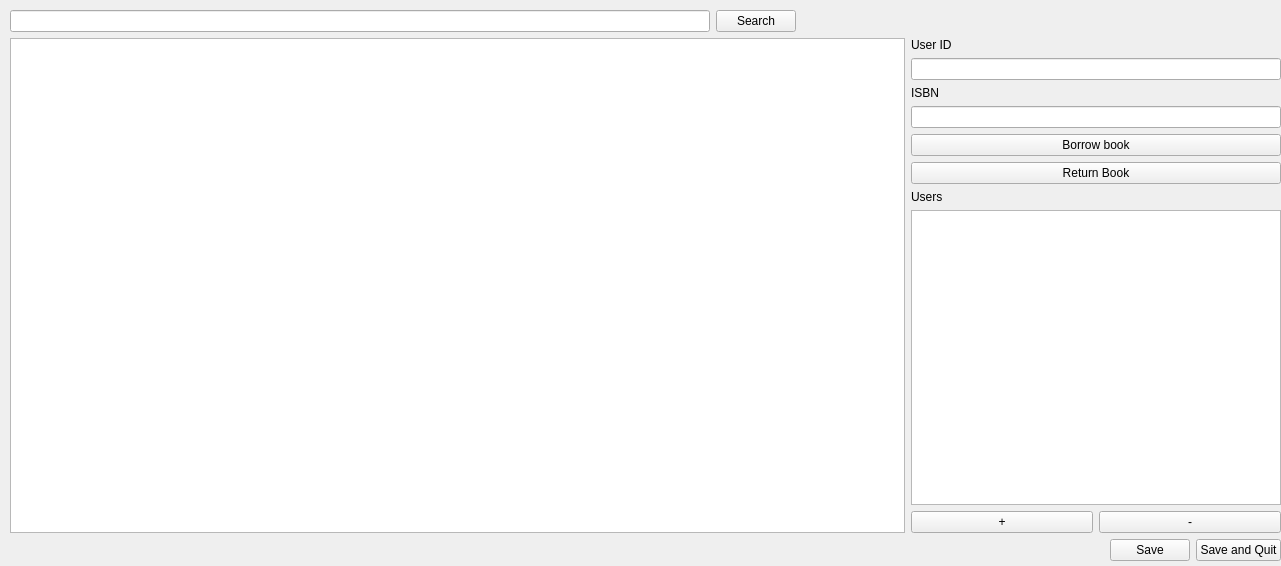
Old version of the form LibraryManagement/useroptions.ui in the repository Alex-BusNet/LibraryManagement.
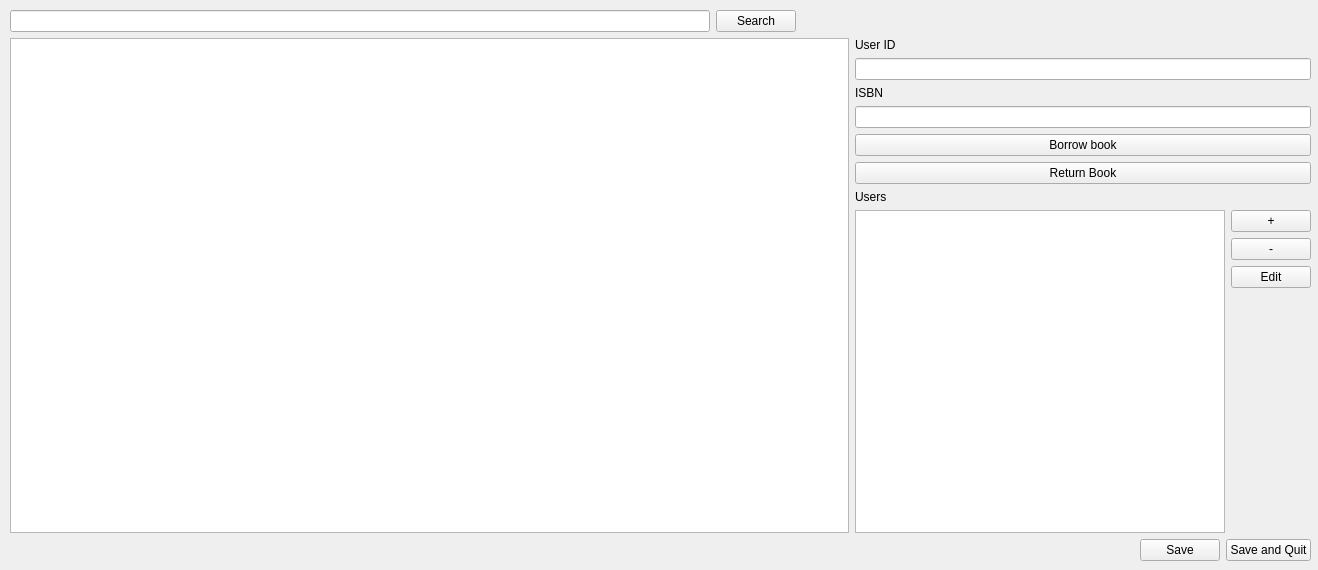
New version of the form.

Commit message: Changed the master list size to 5,662 books from 260,453 books. Tweaked Manager UI to move user management buttons and to add an 'Edit User' button. Also tweaked some handling of the checked out books save / load data.

Patch:
```diff
--- a/LibraryManagement/useroptions.ui
+++ b/LibraryManagement/useroptions.ui
@@ -6,8 +6,8 @@
    <rect>
     <x>0</x>
     <y>0</y>
-    <width>1281</width>
-    <height>566</height>
+    <width>1318</width>
+    <height>570</height>
    </rect>
   </property>
   <property name="sizePolicy">
@@ -33,8 +33,8 @@
     <rect>
      <x>0</x>
      <y>0</y>
-     <width>1281</width>
-     <height>591</height>
+     <width>1311</width>
+     <height>571</height>
     </rect>
    </property>
    <property name="sizePolicy">
@@ -57,7 +57,7 @@
      <rect>
       <x>10</x>
       <y>10</y>
-      <width>1271</width>
+      <width>1301</width>
       <height>551</height>
      </rect>
     </property>
@@ -151,6 +151,24 @@
          <property name="sortingEnabled">
           <bool>true</bool>
          </property>
+         <attribute name="horizontalHeaderCascadingSectionResizes">
+          <bool>true</bool>
+         </attribute>
+         <attribute name="horizontalHeaderStretchLastSection">
+          <bool>true</bool>
+         </attribute>
+         <attribute name="verticalHeaderVisible">
+          <bool>false</bool>
+         </attribute>
+         <attribute name="verticalHeaderCascadingSectionResizes">
+          <bool>false</bool>
+         </attribute>
+         <attribute name="verticalHeaderShowSortIndicator" stdset="0">
+          <bool>true</bool>
+         </attribute>
+         <attribute name="verticalHeaderStretchLastSection">
+          <bool>false</bool>
+         </attribute>
         </widget>
        </item>
        <item>
@@ -256,6 +274,8 @@
           </widget>
          </item>
          <item>
+          <layout class="QHBoxLayout" name="usersDisplay">
+           <item>
           <widget class="QTableWidget" name="userInfoTable">
            <property name="enabled">
             <bool>true</bool>
@@ -275,7 +295,7 @@
           </widget>
          </item>
          <item>
-          <layout class="QHBoxLayout" name="horizontalLayout">
+            <layout class="QVBoxLayout" name="userControls">
            <item>
             <widget class="QPushButton" name="addUserButton">
              <property name="enabled">
@@ -307,6 +327,34 @@
               <string>-</string>
              </property>
             </widget>
+             </item>
+             <item>
+              <widget class="QPushButton" name="editUserButton">
+               <property name="sizePolicy">
+                <sizepolicy hsizetype="Preferred" vsizetype="Fixed">
+                 <horstretch>0</horstretch>
+                 <verstretch>0</verstretch>
+                </sizepolicy>
+               </property>
+               <property name="text">
+                <string>Edit</string>
+               </property>
+              </widget>
+             </item>
+             <item>
+              <spacer name="verticalSpacer">
+               <property name="orientation">
+                <enum>Qt::Vertical</enum>
+               </property>
+               <property name="sizeHint" stdset="0">
+                <size>
+                 <width>20</width>
+                 <height>40</height>
+                </size>
+               </property>
+              </spacer>
+             </item>
+            </layout>
            </item>
           </layout>
          </item>
```
Lines whose indentation alone changed are shown as unchanged. The commit also changes 9 other files.
